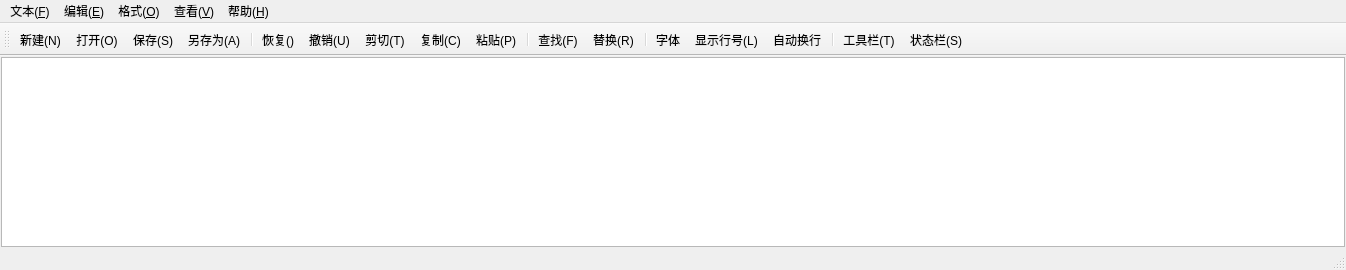
Before: the Qt Designer form mainwindow.ui in Tuski-aurora/MYNT, drawn with Qt 5.
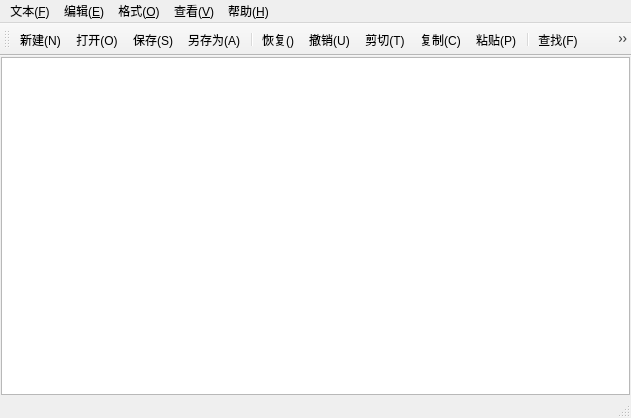
After: the same form once the commit is applied. Icons and pictures are not drawn.

Diff of the .ui file:
```diff
--- a/mainwindow.ui
+++ b/mainwindow.ui
@@ -6,8 +6,8 @@
    <rect>
     <x>0</x>
     <y>0</y>
-    <width>1346</width>
-    <height>270</height>
+    <width>631</width>
+    <height>418</height>
    </rect>
   </property>
   <property name="windowTitle">
@@ -40,7 +40,7 @@
     <rect>
      <x>0</x>
      <y>0</y>
-     <width>1346</width>
+     <width>631</width>
      <height>23</height>
     </rect>
    </property>
```
Left out of the diff: 27 changed lines with no effect on the pictures.
